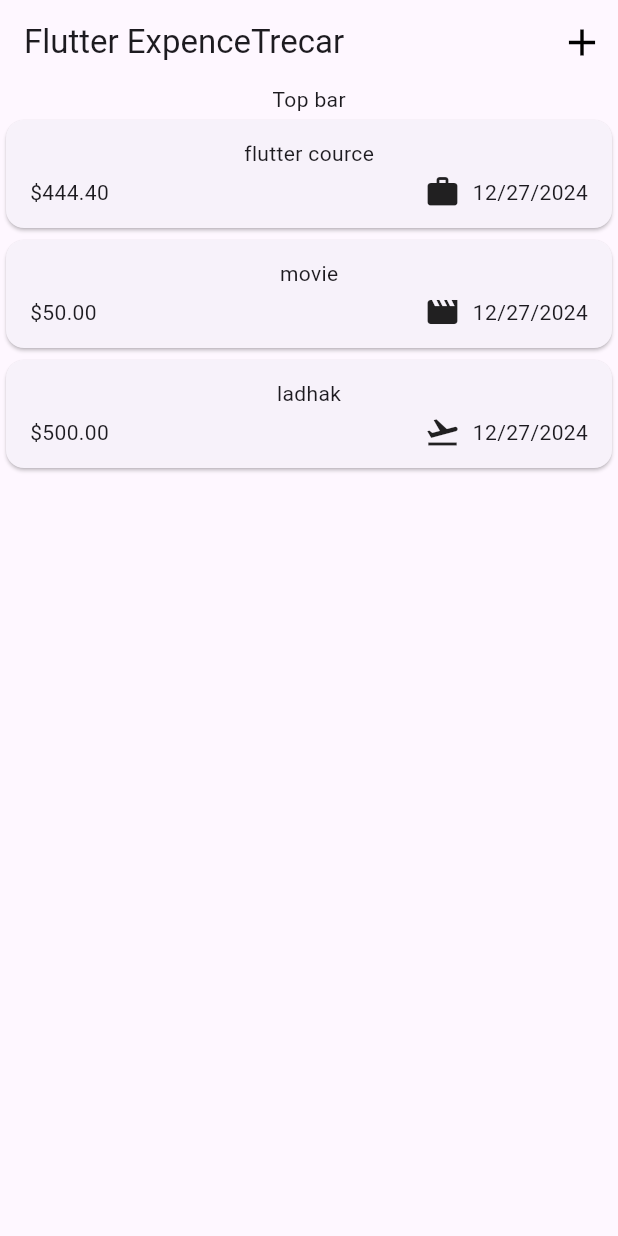
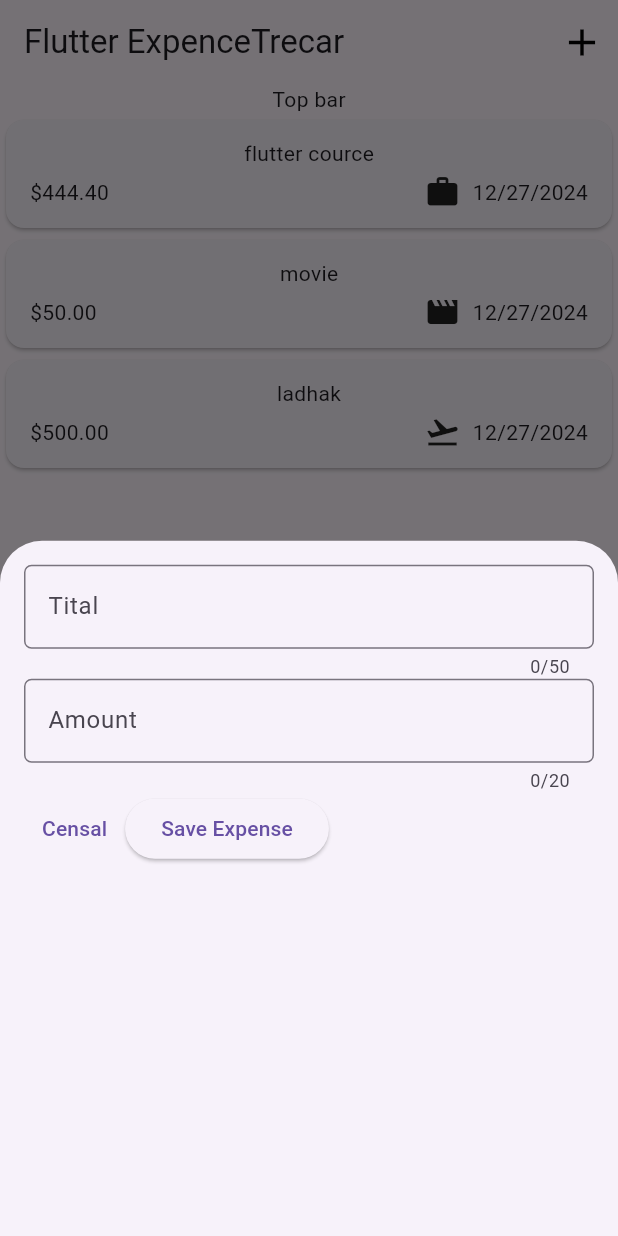
Before and after one commit to DeepakMewada20/Expense-Tracker-App, a Flutter app: the screen it shows after launch, after a tap on the "add" icon, on a phone screen of 412 x 824 dp. Run offline on Flutter 3.47's test engine with Material 3 defaults, Android fonts, the phone set to English and light mode, and no system bars.

Commit message:
create Modal Bottom Sheet in new_expese.dart file in this file I create 'Tital textFiled, 'Amount textFiled' and censal and 'save expences' button

```diff
--- a/lib/main.dart
+++ b/lib/main.dart
@@ -4,6 +4,7 @@ import 'package:expense_tracker_app/widgets/expences.dart';
 void main() {
   runApp(
      MaterialApp(
+      debugShowCheckedModeBanner: false,
       theme: ThemeData(useMaterial3: true),
       home: const Expences(),
     ),
--- /dev/null
+++ b/lib/widgets/expences-list/new_expense.dart
@@ -0,0 +1,85 @@
+import 'package:flutter/material.dart';
+
+class NewExpense extends StatefulWidget {
+  const NewExpense({super.key});
+  @override
+  State<StatefulWidget> createState() {
+    return _NewExpenseState();
+  }
+}
+
+class _NewExpenseState extends State<NewExpense> {
+  final _titalController = TextEditingController();
+  final _amountController = TextEditingController();
+
+  @override
+  void dispose() {
+    _titalController.dispose();
+    _amountController.dispose();
+    super.dispose();
+  }
+
+  @override
+  Widget build(BuildContext context) {
+    return Padding(
+      padding: const EdgeInsets.all(16),
+      child: Column(
+        children: [
+          TextField(
+            controller: _titalController,
+            maxLength: 50,
+            decoration: const InputDecoration(
+              // label: Text("Tital"),
+              labelText: "Tital",
+              border: OutlineInputBorder(
+                borderRadius: BorderRadius.all(
+                  Radius.circular(5),
+                ),
+              ),
+            ),
+          ),
+          Row(
+            children: [
+              Expanded(
+                child: TextField(
+                  controller: _amountController,
+                  keyboardType: TextInputType.number,
+                  maxLength: 20,
+                  decoration: const InputDecoration(
+                    prefixText: '\$ ',
+                    labelText: 'Amount',
+                    border: OutlineInputBorder(
+                      borderRadius: BorderRadius.all(
+                        Radius.circular(5),
+                      ),
+                    ),
+                  ),
+                ),
+              )
+            ],
+          ),
+          Row(
+            children: [
+              TextButton(
+                onPressed: () {
+                  Navigator.pop(context);
+                },
+                child: const Text("Censal"),
+              ),
+              // OutlinedButton(
+              //   onPressed: () {},
+              //   child: const Text("censal"),
+              // ),
+              ElevatedButton(
+                  onPressed: () {
+                    print(_titalController.text);
+                    print(_amountController.text);
+                  },
+                  child: const Text("Save Expense"))
+            ],
+          )
+        ],
+      ),
+    );
+  }
+}
--- a/lib/widgets/expences.dart
+++ b/lib/widgets/expences.dart
@@ -1,4 +1,5 @@
 import 'package:expense_tracker_app/widgets/expences-list/daily_expences_list.dart';
+import 'package:expense_tracker_app/widgets/expences-list/new_expense.dart';
 import 'package:flutter/material.dart';
 import 'package:expense_tracker_app/modal/expence.dart';
 
@@ -29,6 +30,14 @@ final List<Expence> _regularExpenses = [
 ];
 
 class _ExpencesState extends State<Expences> {
+  void _openAddExpenseOverlay() {
+    showModalBottomSheet(
+        context: context,
+        builder: (cxt) {
+          return const NewExpense();
+        });
+  }
+
   @override
   Widget build(BuildContext context) {
     return Scaffold(
@@ -36,12 +45,11 @@ class _ExpencesState extends State<Expences> {
         title: const Text("Flutter ExpenceTrecar"),
         actions: [
           IconButton(
-            onPressed: () {},
+            onPressed: _openAddExpenseOverlay,
             color: Colors.black,
             iconSize: 30,
             icon: const Icon(Icons.add),
           ),
-          //IconButton(onPressed: (){}, icon:const Icon(Icons.accessibility_new),)
         ],
       ),
       body: Column(
```
